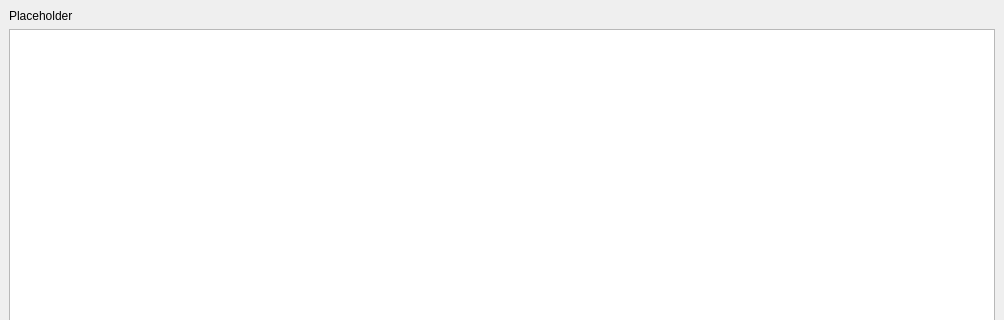
Qt form ui/projectEditor.ui (thelenlucas/Senior-Design) before a commit; both pictures show x 0 to 1004 and y 0 to 320 of the 1004 by 754 pixel window.
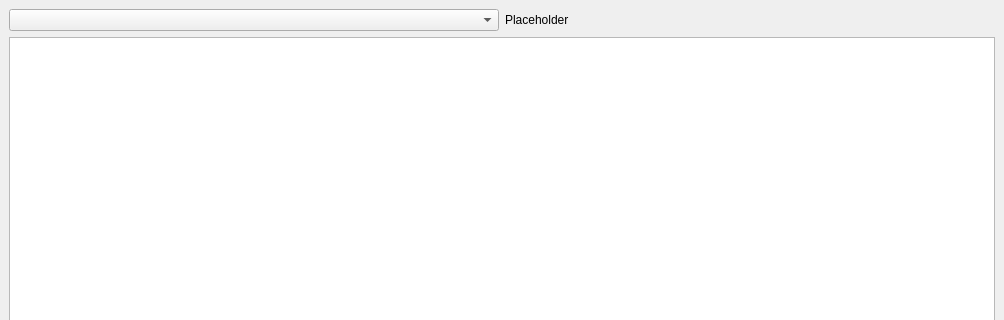
The same form after that commit.

Commit message: First pass at cutlist interface

The edit to the form file:
```diff
--- a/ui/projectEditor.ui
+++ b/ui/projectEditor.ui
@@ -17,6 +17,9 @@
    <layout class="QVBoxLayout" name="verticalLayout_2">
     <item>
      <layout class="QHBoxLayout" name="horizontalLayout">
+      <item>
+       <widget class="QComboBox" name="projectsCombo"/>
+      </item>
       <item>
        <widget class="QLabel" name="label">
         <property name="text">
```
Left out of the diff: 2 changed lines with no effect on the pictures. The commit also changes 4 other files.
